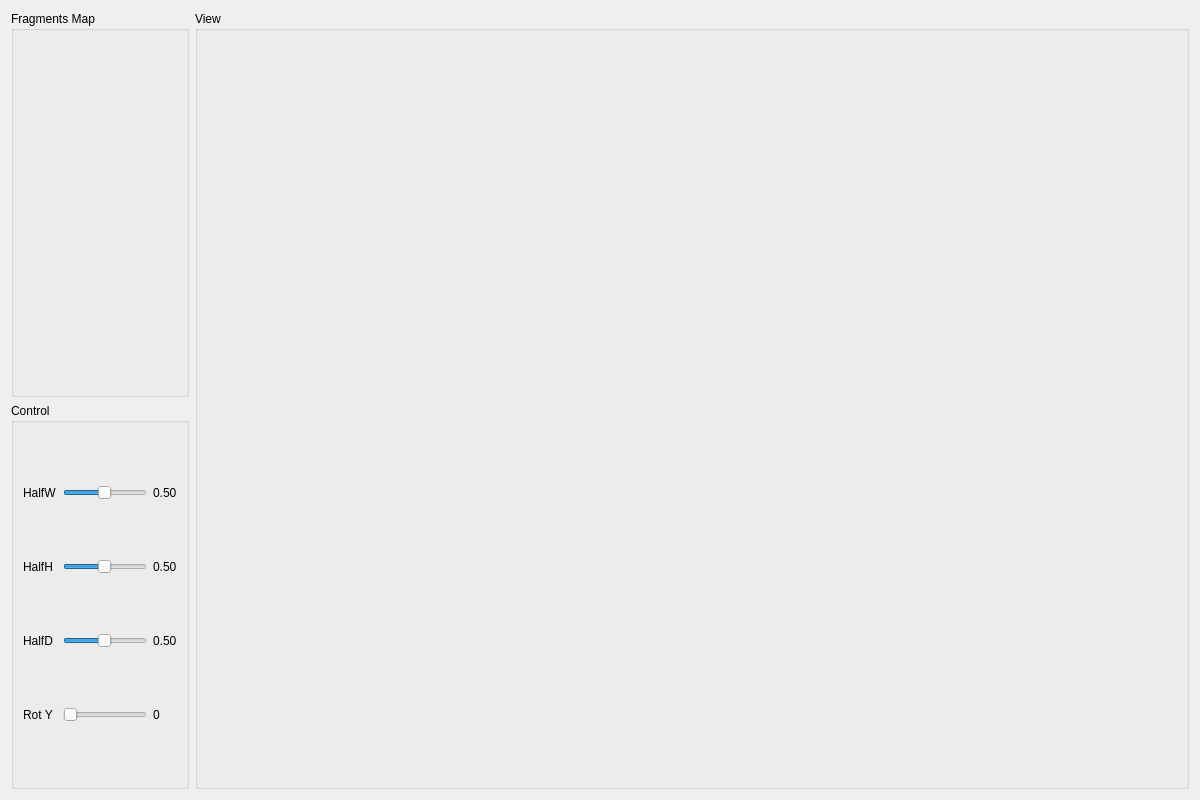
Before: the Qt Designer form src/QtGLDemo/DemoWindow.ui in Kouek/NeuroAnnoVR, drawn with Qt 5.
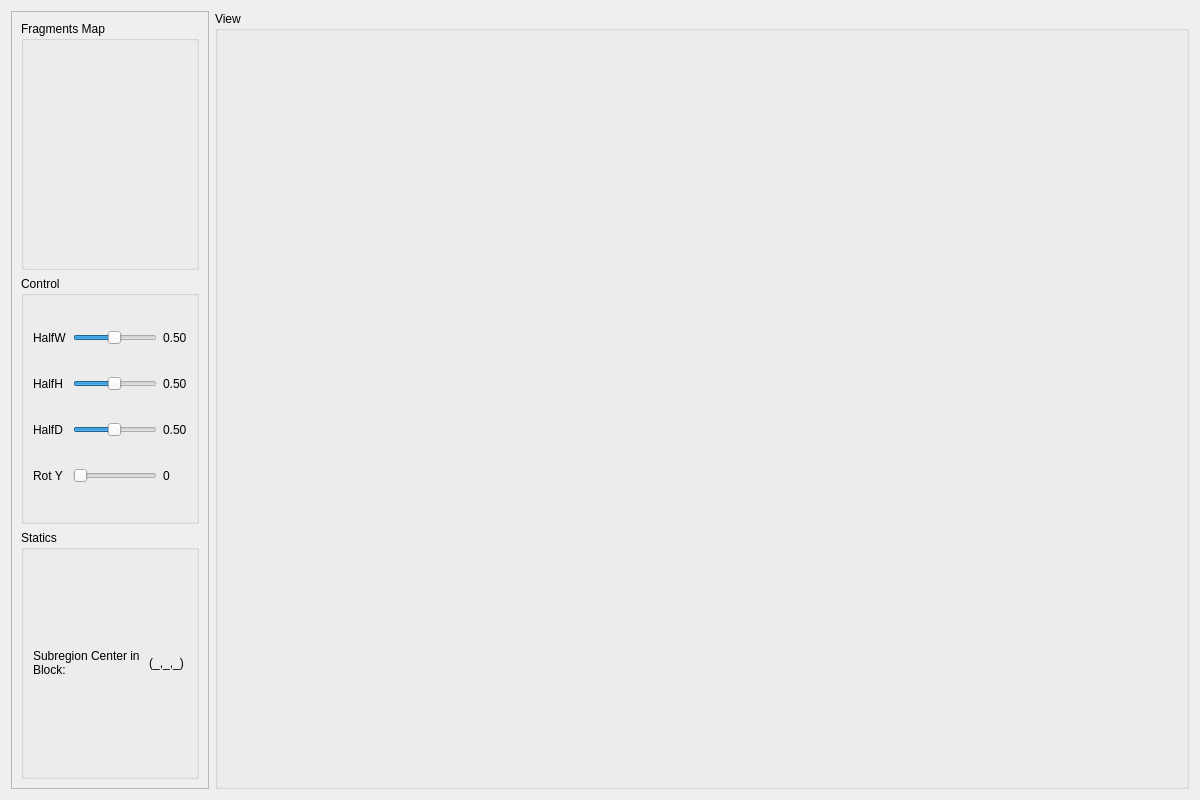
After: the same form once the commit is applied.

```diff
--- a/src/QtGLDemo/DemoWindow.ui
+++ b/src/QtGLDemo/DemoWindow.ui
@@ -15,6 +15,25 @@
   </property>
   <layout class="QHBoxLayout" name="horizontalLayout">
    <item>
+    <widget class="QScrollArea" name="scrollArea">
+     <property name="sizePolicy">
+      <sizepolicy hsizetype="Preferred" vsizetype="Expanding">
+       <horstretch>0</horstretch>
+       <verstretch>0</verstretch>
+      </sizepolicy>
+     </property>
+     <property name="widgetResizable">
+      <bool>true</bool>
+     </property>
+     <widget class="QWidget" name="scrollAreaWidgetContents">
+      <property name="geometry">
+       <rect>
+        <x>0</x>
+        <y>0</y>
+        <width>216</width>
+        <height>776</height>
+       </rect>
+      </property>
     <layout class="QVBoxLayout" name="verticalLayout">
      <item>
       <widget class="QGroupBox" name="groupBoxFragmentsMap">
@@ -218,7 +237,41 @@
        </layout>
       </widget>
      </item>
-    </layout>
+       <item>
+        <widget class="QGroupBox" name="groupBoxStatics">
+         <property name="title">
+          <string>Statics</string>
+         </property>
+         <layout class="QGridLayout" name="gridLayout_2">
+          <item row="0" column="0">
+           <widget class="QLabel" name="label">
+            <property name="text">
+             <string>Subregion Center in Block:</string>
+            </property>
+            <property name="wordWrap">
+             <bool>true</bool>
+            </property>
+           </widget>
+          </item>
+          <item row="0" column="1">
+           <widget class="QLabel" name="labelSubrgnInBlock">
+            <property name="text">
+             <string>(_,_,_)</string>
+            </property>
+            <property name="alignment">
+             <set>Qt::AlignCenter</set>
+            </property>
+            <property name="wordWrap">
+             <bool>true</bool>
+            </property>
+           </widget>
+          </item>
+         </layout>
+        </widget>
+       </item>
+      </layout>
+     </widget>
+    </widget>
    </item>
    <item>
     <widget class="QGroupBox" name="groupBoxView">
```
Lines whose indentation alone changed are shown as unchanged.
